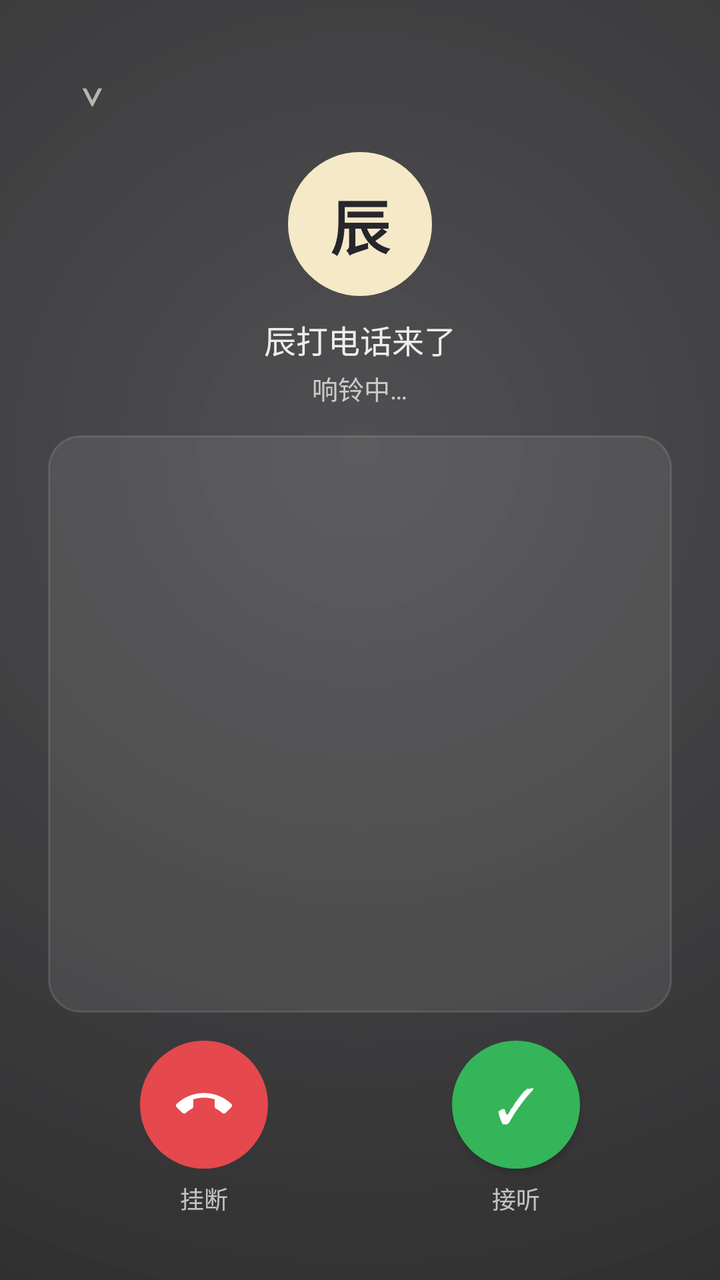
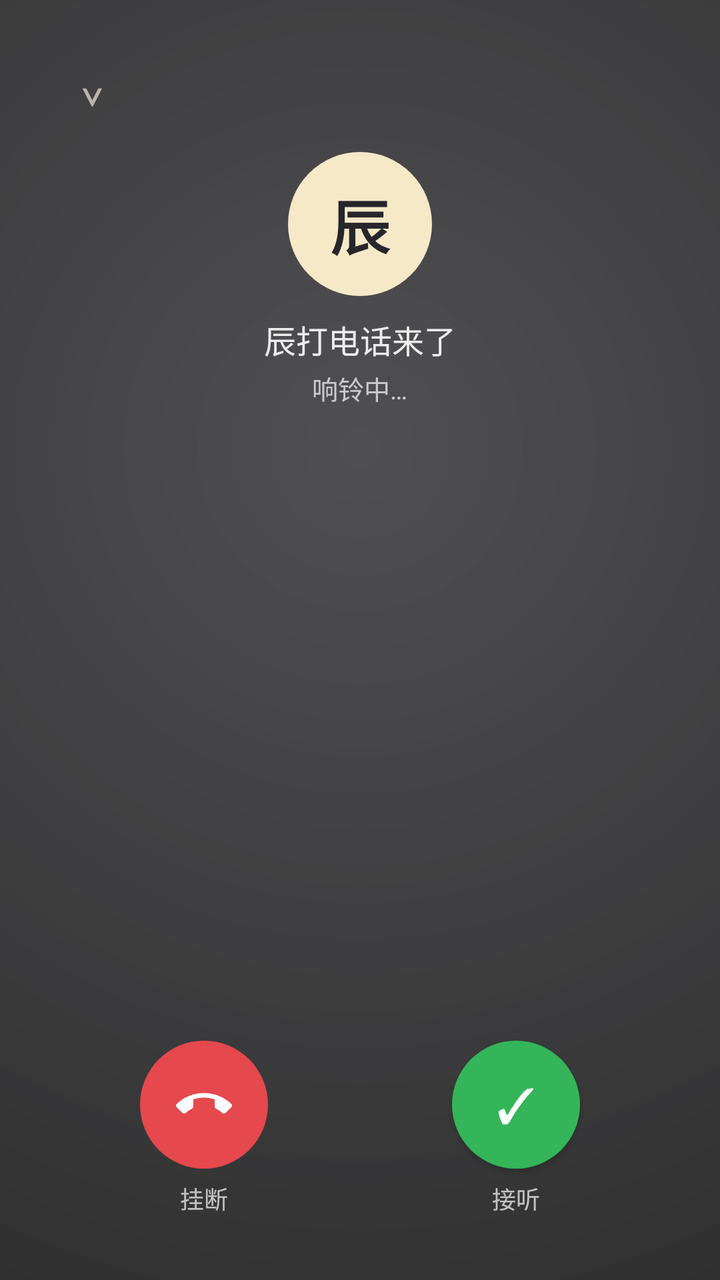

Compare the two renders of this Android layout. The source of the first and the diff that turns it into the second are given below.
<!-- AndroidManifest.xml: activity theme Theme.Chen.CallTranslucent -->
<!-- res/layout/activity_call.xml -->
<?xml version="1.0" encoding="utf-8"?>
<LinearLayout xmlns:android="http://schemas.android.com/apk/res/android"
    android:layout_width="match_parent" android:layout_height="match_parent"
    android:orientation="vertical" android:padding="24dp"
    android:background="@drawable/call_bg">

    <TextView android:id="@+id/btnMinimize" android:layout_width="44dp" android:layout_height="36dp"
        android:text="⌄" android:textSize="24sp" android:textColor="#B9B4AE" android:gravity="center" />

    <TextView android:id="@+id/avatar"
        android:layout_width="72dp" android:layout_height="72dp"
        android:layout_gravity="center_horizontal" android:layout_marginTop="16dp"
        android:background="@drawable/avatar_circle"
        android:gravity="center" android:text="辰"
        android:textSize="30sp" android:textStyle="bold" android:textColor="#26262B" />

    <TextView android:id="@+id/callText" android:layout_width="wrap_content" android:layout_height="wrap_content"
        android:layout_gravity="center_horizontal"
        android:text="辰打电话来了" android:textSize="16sp" android:textColor="#E6FFFFFF" android:layout_marginTop="10dp" />

    <TextView android:id="@+id/callState" android:layout_width="wrap_content" android:layout_height="wrap_content"
        android:layout_gravity="center_horizontal"
        android:text="响铃中…" android:textSize="13sp" android:textColor="#B3FFFFFF" android:layout_marginTop="3dp" />

    
    <ScrollView android:id="@+id/capScroll"
        android:layout_width="match_parent" android:layout_height="0dp" android:layout_weight="1"
        android:layout_marginTop="14dp" android:fillViewport="true" android:scrollbars="vertical"
        android:background="@drawable/caption_card" android:padding="12dp">
        
        <TextView android:id="@+id/callLast" android:layout_width="match_parent" android:layout_height="wrap_content"
            android:text="" android:textSize="15sp" android:textColor="#CCFFFFFF"
            android:lineSpacingExtra="6dp" android:gravity="center_horizontal" android:paddingBottom="12dp" />
    </ScrollView>

    
    <LinearLayout android:layout_width="match_parent" android:layout_height="wrap_content"
        android:orientation="horizontal" android:gravity="center" android:layout_marginTop="14dp"
        android:layout_marginBottom="8dp">

        <LinearLayout android:layout_width="0dp" android:layout_weight="1" android:layout_height="wrap_content"
            android:orientation="vertical" android:gravity="center">
            
            <androidx.appcompat.widget.AppCompatImageButton android:id="@+id/btnHangup" android:layout_width="64dp" android:layout_height="64dp"
                android:background="@drawable/btn_circle_red"
                android:src="@drawable/ic_call_end" android:scaleType="center"
                android:contentDescription="挂断" />
            <TextView android:layout_width="wrap_content" android:layout_height="wrap_content"
                android:text="挂断" android:textSize="12sp" android:textColor="#B3FFFFFF" android:layout_marginTop="6dp" />
        </LinearLayout>

        <LinearLayout android:id="@+id/speakerWrap" android:layout_width="0dp" android:layout_weight="1" android:layout_height="wrap_content"
            android:orientation="vertical" android:gravity="center" android:visibility="gone">
            <androidx.appcompat.widget.AppCompatImageButton android:id="@+id/btnSpeaker" android:layout_width="64dp" android:layout_height="64dp"
                android:background="@drawable/btn_circle_white"
                android:src="@drawable/ic_volume_up" android:scaleType="center"
                android:contentDescription="免提" />
            <TextView android:layout_width="wrap_content" android:layout_height="wrap_content"
                android:text="免提" android:textSize="12sp" android:textColor="#B3FFFFFF" android:layout_marginTop="6dp" />
        </LinearLayout>

        <LinearLayout android:id="@+id/acceptWrap" android:layout_width="0dp" android:layout_weight="1" android:layout_height="wrap_content"
            android:orientation="vertical" android:gravity="center">
            <androidx.appcompat.widget.AppCompatButton android:id="@+id/btnAccept" android:layout_width="64dp" android:layout_height="64dp"
                android:background="@drawable/btn_circle_green"
                android:text="✓" android:textSize="24sp" android:textColor="#FFFFFF" />
            <TextView android:layout_width="wrap_content" android:layout_height="wrap_content"
                android:text="接听" android:textSize="12sp" android:textColor="#B3FFFFFF" android:layout_marginTop="6dp" />
        </LinearLayout>
    </LinearLayout>
</LinearLayout>
<!-- resources referenced by this layout -->
<resources>
  <!-- drawable avatar_circle (drawable) -->
  <?xml version="1.0" encoding="utf-8"?>
  <shape xmlns:android="http://schemas.android.com/apk/res/android" android:shape="oval">
      <solid android:color="#F5E9C8" />
  </shape>
  <!-- drawable btn_circle_green (drawable) -->
  <?xml version="1.0" encoding="utf-8"?>
  <shape xmlns:android="http://schemas.android.com/apk/res/android" android:shape="oval">
      <solid android:color="#34B559" />
  </shape>
  <!-- drawable btn_circle_red (drawable) -->
  <?xml version="1.0" encoding="utf-8"?>
  <shape xmlns:android="http://schemas.android.com/apk/res/android" android:shape="oval">
      
      <solid android:color="#E5484D" />
  </shape>
  <!-- drawable btn_circle_white (drawable) -->
  <?xml version="1.0" encoding="utf-8"?>
  <shape xmlns:android="http://schemas.android.com/apk/res/android" android:shape="oval">
      <solid android:color="#FFFFFF" />
  </shape>
  <!-- drawable call_bg (drawable) -->
  <?xml version="1.0" encoding="utf-8"?>
  <shape xmlns:android="http://schemas.android.com/apk/res/android">
      <gradient android:type="radial" android:gradientRadius="600dp"
          android:centerX="0.5" android:centerY="0.35"
          android:startColor="#B80C0C10" android:endColor="#D9000000" />
  </shape>
  <!-- drawable caption_card (drawable) -->
  <?xml version="1.0" encoding="utf-8"?>
  <shape xmlns:android="http://schemas.android.com/apk/res/android" android:shape="rectangle">
      <solid android:color="#14FFFFFF" />
      <stroke android:width="1dp" android:color="#1FFFFFFF" />
      <corners android:radius="16dp" />
  </shape>
  <!-- drawable ic_call_end (drawable) -->
  <?xml version="1.0" encoding="utf-8"?>
  <vector xmlns:android="http://schemas.android.com/apk/res/android"
      android:width="28dp" android:height="28dp"
      android:viewportWidth="24" android:viewportHeight="24">
      <path android:fillColor="#FFFFFF"
          android:pathData="M12,9c-1.6,0 -3.15,0.25 -4.6,0.72v3.1c0,0.39 -0.23,0.74 -0.56,0.9 -0.98,0.49 -1.87,1.12 -2.66,1.85 -0.18,0.18 -0.43,0.28 -0.7,0.28 -0.28,0 -0.53,-0.11 -0.71,-0.29L0.29,13.08c-0.18,-0.17 -0.29,-0.42 -0.29,-0.7 0,-0.28 0.11,-0.53 0.29,-0.71C3.34,8.78 7.46,7 12,7s8.66,1.78 11.71,4.67c0.18,0.18 0.29,0.43 0.29,0.71 0,0.28 -0.11,0.53 -0.29,0.71l-2.48,2.48c-0.18,0.18 -0.43,0.29 -0.71,0.29 -0.27,0 -0.52,-0.11 -0.7,-0.28 -0.79,-0.74 -1.69,-1.36 -2.67,-1.85 -0.33,-0.16 -0.56,-0.5 -0.56,-0.9v-3.1C15.15,9.25 13.6,9 12,9z" />
  </vector>
  <!-- drawable ic_volume_up (drawable) -->
  <?xml version="1.0" encoding="utf-8"?>
  <vector xmlns:android="http://schemas.android.com/apk/res/android"
      android:width="28dp" android:height="28dp"
      android:viewportWidth="24" android:viewportHeight="24">
      <path android:fillColor="#26262B"
          android:pathData="M3,9v6h4l5,5V4L7,9H3zm13.5,3c0,-1.77 -1.02,-3.29 -2.5,-4.03v8.05c1.48,-0.73 2.5,-2.25 2.5,-4.02zM14,3.23v2.06c2.89,0.86 5,3.54 5,6.71s-2.11,5.85 -5,6.71v2.06c4.01,-0.91 7,-4.49 7,-8.77s-2.99,-7.86 -7,-8.77z" />
  </vector>
  <style name="Theme.Chen.CallTranslucent" parent="Theme.Material3.DayNight.NoActionBar">
          <item name="android:windowIsTranslucent">true</item>
          <item name="android:windowBackground">@android:color/transparent</item>
      </style>
</resources>

<!-- the commit's change to res/layout/activity_call.xml (unified diff, before → after) -->
@@ -26,11 +26,12 @@
     <ScrollView android:id="@+id/capScroll"
         android:layout_width="match_parent" android:layout_height="0dp" android:layout_weight="1"
         android:layout_marginTop="14dp" android:fillViewport="true" android:scrollbars="vertical"
-        android:background="@drawable/caption_card" android:padding="12dp">
+        android:padding="12dp">
         
         <TextView android:id="@+id/callLast" android:layout_width="match_parent" android:layout_height="wrap_content"
             android:text="" android:textSize="15sp" android:textColor="#CCFFFFFF"
-            android:lineSpacingExtra="6dp" android:gravity="center_horizontal" android:paddingBottom="12dp" />
+            android:lineSpacingExtra="6dp" android:gravity="center_horizontal" android:paddingBottom="12dp"
+            android:shadowColor="#66000000" android:shadowRadius="4" android:shadowDy="1" />
     </ScrollView>
 
     
<!-- resource entries referenced after the edit -->
@@ -28,13 +28,6 @@
           android:centerX="0.5" android:centerY="0.35"
           android:startColor="#B80C0C10" android:endColor="#D9000000" />
   </shape>
-  <!-- drawable caption_card (drawable) -->
-  <?xml version="1.0" encoding="utf-8"?>
-  <shape xmlns:android="http://schemas.android.com/apk/res/android" android:shape="rectangle">
-      <solid android:color="#14FFFFFF" />
-      <stroke android:width="1dp" android:color="#1FFFFFFF" />
-      <corners android:radius="16dp" />
-  </shape>
   <!-- drawable ic_call_end (drawable) -->
   <?xml version="1.0" encoding="utf-8"?>
   <vector xmlns:android="http://schemas.android.com/apk/res/android"
